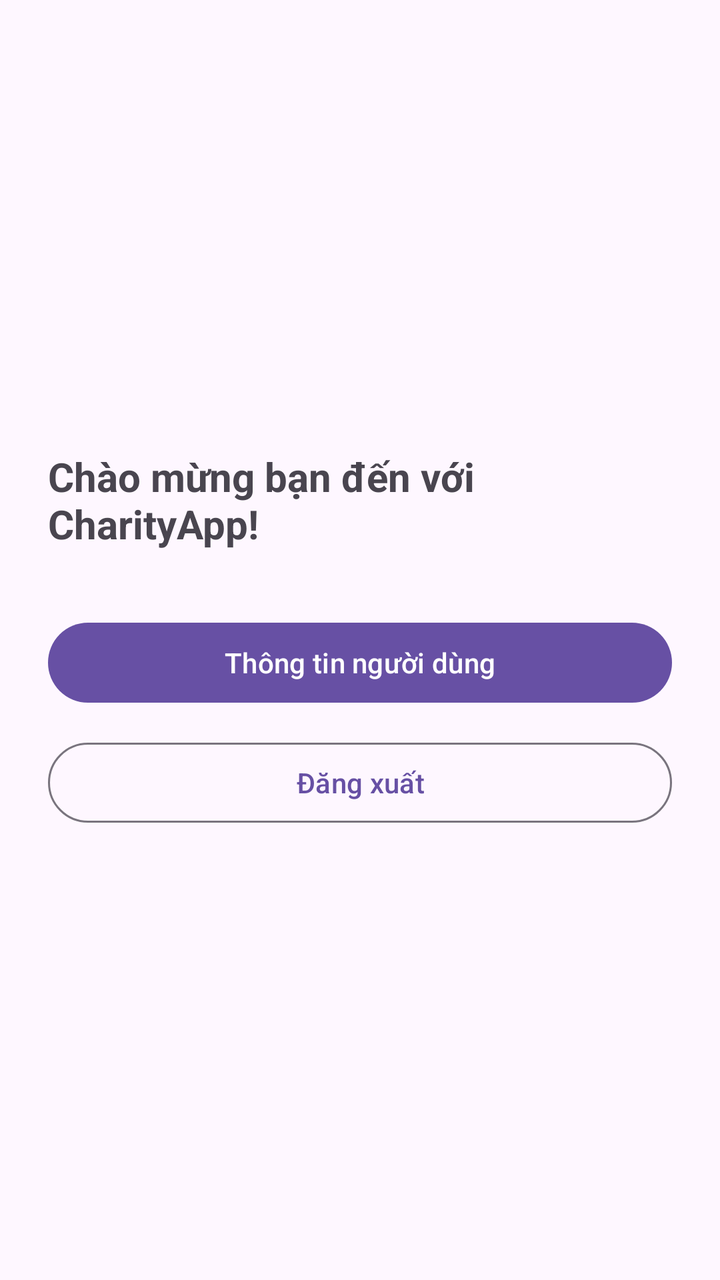
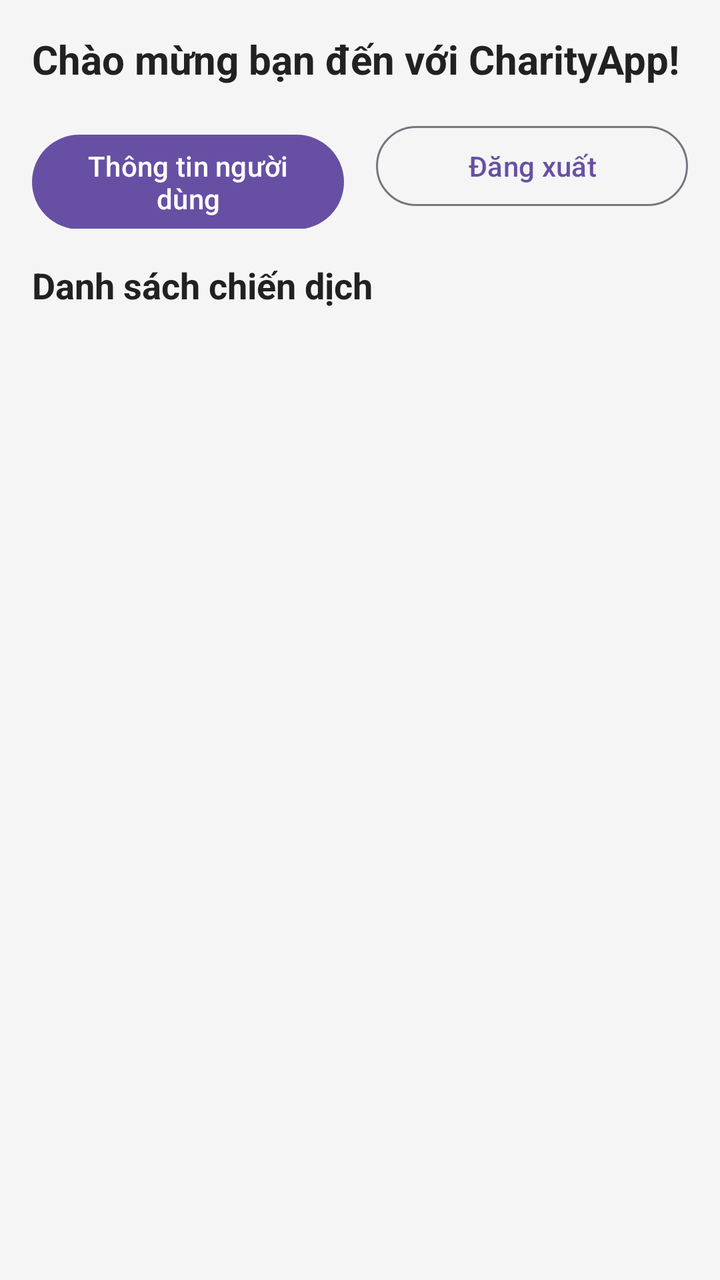

The first picture is an Android layout as it rendered before a commit; the second is the same layout after the commit. The layout source and the unified diff follow.
<!-- AndroidManifest.xml: application theme Theme.Crowdfunding -->
<!-- res/layout/activity_main.xml -->
<?xml version="1.0" encoding="utf-8"?>
<LinearLayout xmlns:android="http://schemas.android.com/apk/res/android"
    xmlns:tools="http://schemas.android.com/tools"
    android:id="@+id/main"
    android:layout_width="match_parent"
    android:layout_height="match_parent"
    android:orientation="vertical"
    android:gravity="center"
    android:padding="24dp"
    tools:context=".MainActivity">

    <TextView
        android:layout_width="wrap_content"
        android:layout_height="wrap_content"
        android:text="Chào mừng bạn đến với CharityApp!"
        android:textSize="20sp"
        android:textStyle="bold"
        android:layout_marginBottom="32dp"/>

    <Button
        android:id="@+id/btnProfile"
        android:layout_width="match_parent"
        android:layout_height="wrap_content"
        android:text="Thông tin người dùng"
        android:layout_marginBottom="12dp"/>

    <Button
        android:id="@+id/btnLogout"
        android:layout_width="match_parent"
        android:layout_height="wrap_content"
        android:text="Đăng xuất"
        style="?attr/materialButtonOutlinedStyle"/>

</LinearLayout>
<!-- resources referenced by this layout -->
<resources>
  <style name="Theme.Crowdfunding" parent="Base.Theme.Crowdfunding" />
  <style name="Base.Theme.Crowdfunding" parent="Theme.Material3.DayNight.NoActionBar">
          
          
      </style>
</resources>

<!-- the commit's change to res/layout/activity_main.xml (unified diff, before → after) -->
@@ -1,34 +1,62 @@
 <?xml version="1.0" encoding="utf-8"?>
-<LinearLayout xmlns:android="http://schemas.android.com/apk/res/android"
+<LinearLayout
+    xmlns:android="http://schemas.android.com/apk/res/android"
     xmlns:tools="http://schemas.android.com/tools"
     android:id="@+id/main"
     android:layout_width="match_parent"
     android:layout_height="match_parent"
     android:orientation="vertical"
-    android:gravity="center"
-    android:padding="24dp"
+    android:padding="16dp"
+    android:background="@color/background_light"
     tools:context=".MainActivity">
 
+    
     <TextView
         android:layout_width="wrap_content"
         android:layout_height="wrap_content"
         android:text="Chào mừng bạn đến với CharityApp!"
         android:textSize="20sp"
+        android:textColor="@color/text_primary"
         android:textStyle="bold"
-        android:layout_marginBottom="32dp"/>
+        android:layout_marginBottom="16dp"/>
 
-    <Button
-        android:id="@+id/btnProfile"
+    <LinearLayout
         android:layout_width="match_parent"
         android:layout_height="wrap_content"
-        android:text="Thông tin người dùng"
-        android:layout_marginBottom="12dp"/>
+        android:orientation="horizontal"
+        android:layout_marginBottom="16dp">
 
-    <Button
-        android:id="@+id/btnLogout"
+        <Button
+            android:id="@+id/btnProfile"
+            android:layout_width="0dp"
+            android:layout_height="wrap_content"
+            android:layout_weight="1"
+            android:layout_marginEnd="8dp"
+            android:text="Thông tin người dùng" />
+
+        <Button
+            android:id="@+id/btnLogout"
+            android:layout_width="0dp"
+            android:layout_height="wrap_content"
+            android:layout_weight="1"
+            android:layout_marginStart="8dp"
+            android:text="Đăng xuất"
+            style="?attr/materialButtonOutlinedStyle" />
+    </LinearLayout>
+
+    <TextView
+        android:layout_width="wrap_content"
+        android:layout_height="wrap_content"
+        android:text="Danh sách chiến dịch"
+        android:textSize="18sp"
+        android:textColor="@color/text_primary"
+        android:textStyle="bold"
+        android:layout_marginBottom="8dp"/>
+
+    
+    <androidx.recyclerview.widget.RecyclerView
+        android:id="@+id/rvCampaigns"
         android:layout_width="match_parent"
-        android:layout_height="wrap_content"
-        android:text="Đăng xuất"
-        style="?attr/materialButtonOutlinedStyle"/>
+        android:layout_height="match_parent" />
 
 </LinearLayout>
<!-- resource entries referenced after the edit -->
@@ -1,5 +1,7 @@
 <!-- resources referenced by this layout -->
 <resources>
+  <color name="background_light">#F5F5F5</color>
+  <color name="text_primary">#212121</color>
   <style name="Theme.Crowdfunding" parent="Base.Theme.Crowdfunding" />
   <style name="Base.Theme.Crowdfunding" parent="Theme.Material3.DayNight.NoActionBar">
           
